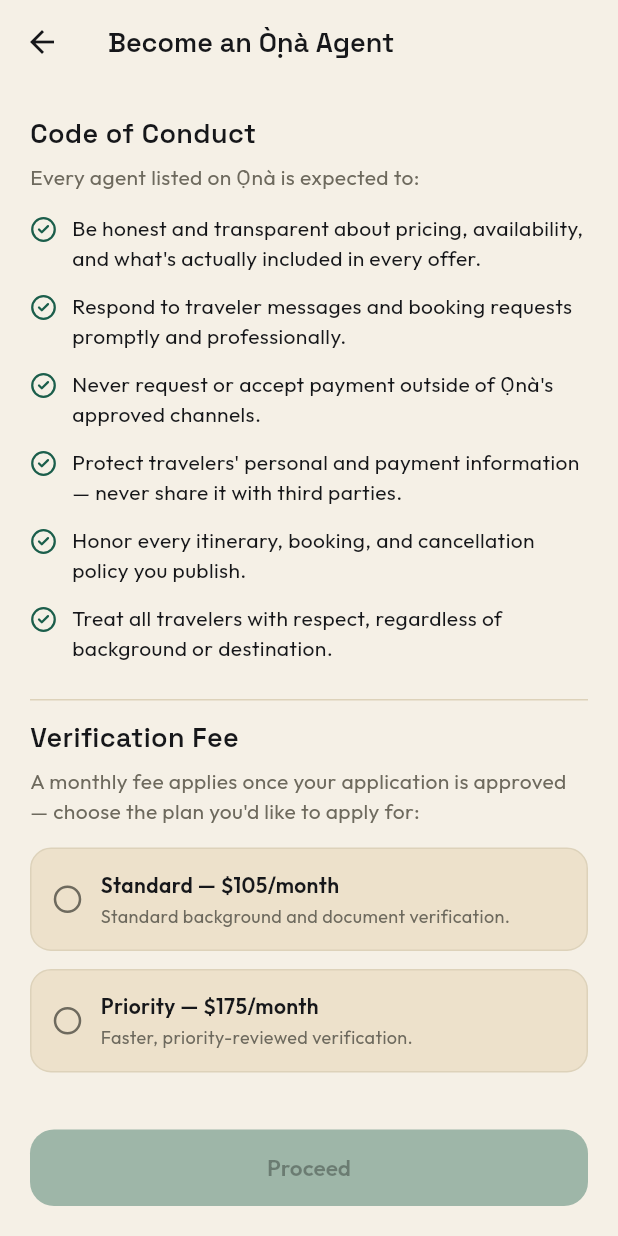
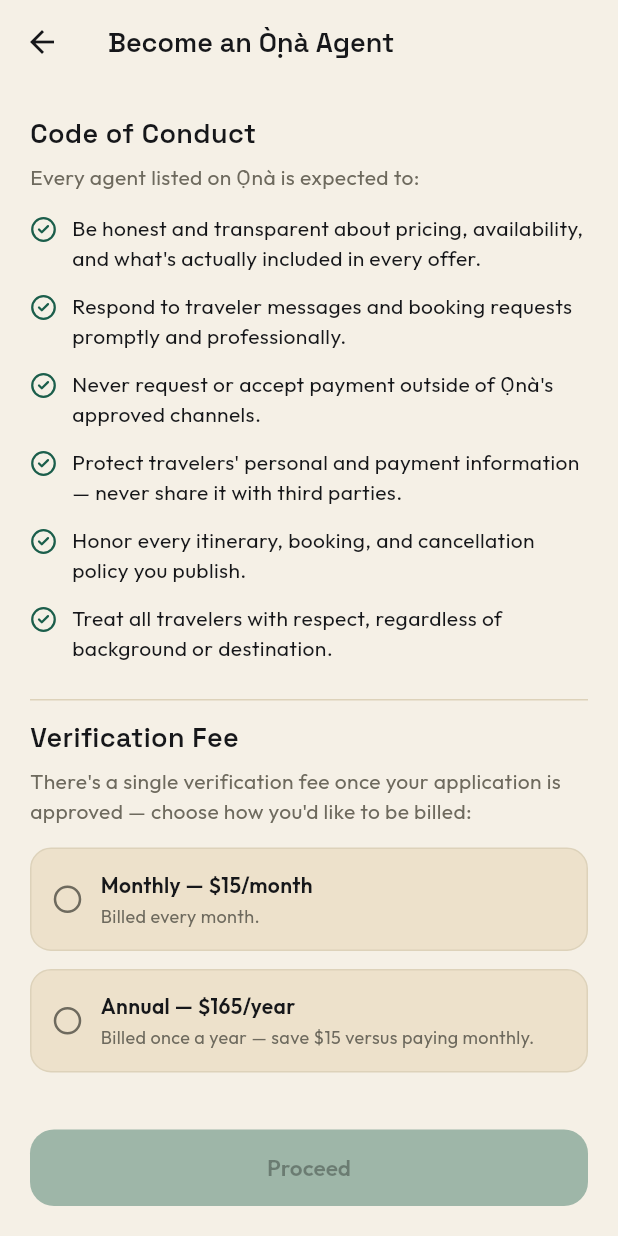
Before and after one commit to Digital-Ninja-Technologies/Ona, a Flutter app: the AgentConductScreen screen opened directly, on a phone screen of 412 x 824 dp. Run offline on Flutter 3.47's test engine with Material 3 defaults, Android fonts, the phone set to English and light mode, and no system bars; our stand-ins replace cached_network_image, flutter_riverpod, geocoding, geolocator, go_router, google_fonts and 8 more; accounts and stored records are empty.

Commit message:
Correct agent verification fee to a single fee, billed monthly or annually
Was modeled as two separate fee tiers (Standard/Priority); it's actually
one verification fee with a choice of billing cycle:
- Monthly — \$15/month
- Annual — \$165/year

Updated AgentConductScreen's copy and options accordingly, and renamed
the emailed field from "Verification plan" to "Verification fee
billing" to match. Verified the corrected copy renders and that both
billing cycle values flow through to the delivered email.

```diff
--- a/lib/features/agents/agent_conduct_screen.dart
+++ b/lib/features/agents/agent_conduct_screen.dart
@@ -18,30 +18,30 @@ const _conductPoints = [
       'destination.',
 ];
 
-class _VerificationPlan {
-  const _VerificationPlan(this.label, this.price, this.description);
+/// A billing cycle for the (single) verification fee — not separate fee
+/// tiers, just monthly vs. annual billing of the same fee.
+class _BillingCycle {
+  const _BillingCycle(this.label, this.price, this.unit, this.description);
   final String label;
   final String price;
+  final String unit;
   final String description;
 
-  String get summary => '$label — \$$price/month';
+  String get summary => '$label — \$$price/$unit';
 }
 
-const _plans = [
-  _VerificationPlan(
-    'Standard',
-    '105',
-    'Standard background and document verification.',
-  ),
-  _VerificationPlan(
-    'Priority',
-    '175',
-    'Faster, priority-reviewed verification.',
+const _billingCycles = [
+  _BillingCycle('Monthly', '15', 'month', 'Billed every month.'),
+  _BillingCycle(
+    'Annual',
+    '165',
+    'year',
+    'Billed once a year — save \$15 versus paying monthly.',
   ),
 ];
 
 /// Shown before the agent application form — the code of conduct every
-/// agent must follow, and the monthly verification fee. Selecting a plan
+/// agent must follow, and the verification fee. Selecting a billing cycle
 /// and agreeing is required before "Proceed" opens the form.
 class AgentConductScreen extends StatefulWidget {
   const AgentConductScreen({super.key});
@@ -51,10 +51,10 @@ class AgentConductScreen extends StatefulWidget {
 }
 
 class _AgentConductScreenState extends State<AgentConductScreen> {
-  int? _selectedPlan;
+  int? _selectedCycle;
   bool _agreed = false;
 
-  bool get _canProceed => _selectedPlan != null && _agreed;
+  bool get _canProceed => _selectedCycle != null && _agreed;
 
   @override
   Widget build(BuildContext context) {
@@ -108,20 +108,21 @@ class _AgentConductScreenState extends State<AgentConductScreen> {
                   ),
                   const SizedBox(height: 6),
                   Text(
-                    'A monthly fee applies once your application is '
-                    'approved — choose the plan you\'d like to apply for:',
+                    "There's a single verification fee once your "
+                    "application is approved — choose how you'd like to "
+                    "be billed:",
                     style: AppTheme.poppins(color: AppColors.textSecondary),
                   ),
                   const SizedBox(height: 14),
-                  ..._plans.asMap().entries.map((entry) {
+                  ..._billingCycles.asMap().entries.map((entry) {
                     final index = entry.key;
-                    final plan = entry.value;
-                    final selected = _selectedPlan == index;
+                    final cycle = entry.value;
+                    final selected = _selectedCycle == index;
                     return Padding(
                       padding: const EdgeInsets.only(bottom: 12),
                       child: InkWell(
                         borderRadius: BorderRadius.circular(14),
-                        onTap: () => setState(() => _selectedPlan = index),
+                        onTap: () => setState(() => _selectedCycle = index),
                         child: Container(
                           padding: const EdgeInsets.all(14),
                           decoration: BoxDecoration(
@@ -152,14 +153,15 @@ class _AgentConductScreenState extends State<AgentConductScreen> {
                                       CrossAxisAlignment.start,
                                   children: [
                                     Text(
-                                      '${plan.label} — \$${plan.price}/month',
+                                      '${cycle.label} — \$${cycle.price}/'
+                                      '${cycle.unit}',
                                       style: AppTheme.poppins(
                                         fontWeight: FontWeight.w600,
                                       ),
                                     ),
                                     const SizedBox(height: 2),
                                     Text(
-                                      plan.description,
+                                      cycle.description,
                                       style: AppTheme.poppins(
                                         fontSize: 12,
                                         color: AppColors.textSecondary,
@@ -212,7 +214,7 @@ class _AgentConductScreenState extends State<AgentConductScreen> {
                   onPressed: _canProceed
                       ? () => context.push(
                           '/agent/register',
-                          extra: _plans[_selectedPlan!].summary,
+                          extra: _billingCycles[_selectedCycle!].summary,
                         )
                       : null,
                   child: const Text('Proceed'),
--- a/lib/features/agents/register_agent_screen.dart
+++ b/lib/features/agents/register_agent_screen.dart
@@ -25,8 +25,8 @@ List<String> _splitTags(String value) => value
 class RegisterAgentScreen extends ConsumerStatefulWidget {
   const RegisterAgentScreen({super.key, this.plan});
 
-  /// The verification plan chosen on [AgentConductScreen] — e.g.
-  /// "Standard — \$105/month" — included in the emailed application.
+  /// The verification fee billing cycle chosen on [AgentConductScreen] —
+  /// e.g. "Monthly — \$15/month" — included in the emailed application.
   final String? plan;
 
   @override
```
Also changed, not shown: 1 other file.
